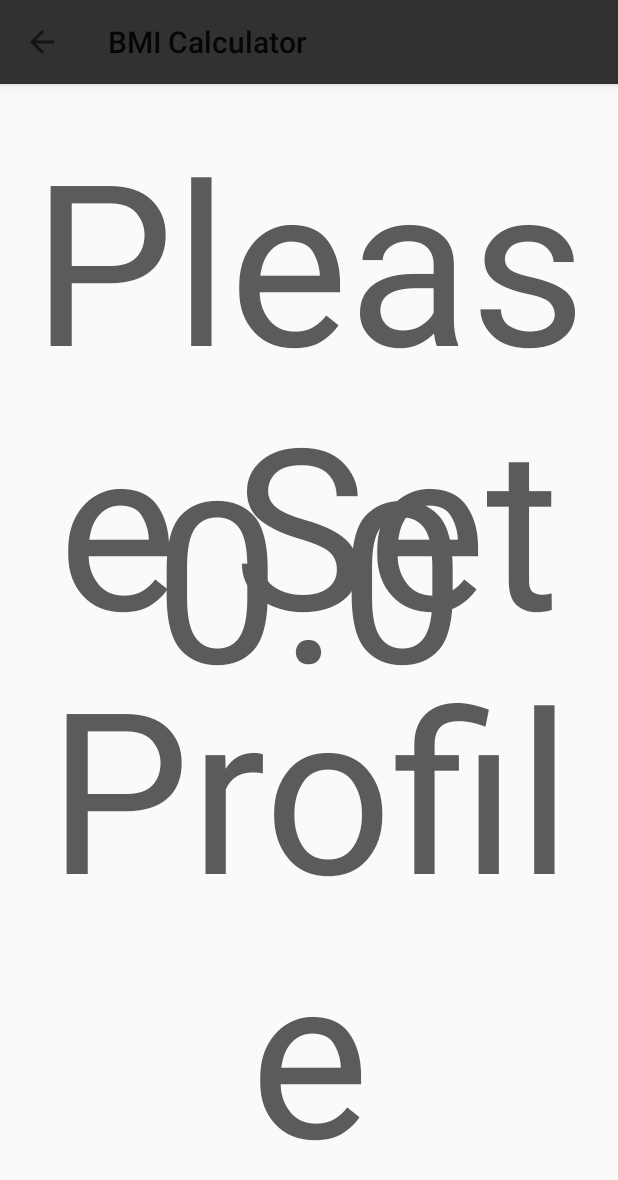
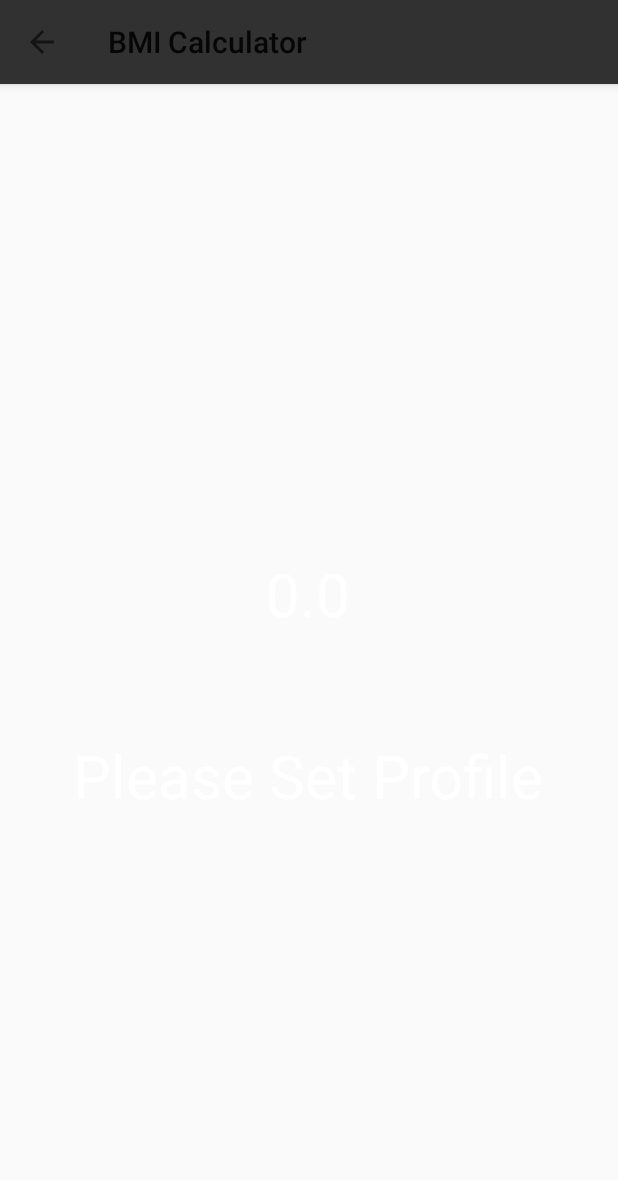
Before and after one commit to Zjjc123/Vitality, an Android app: the BMIActivity screen opened directly, with no data from a screen before it, on a phone screen of 412 x 824 dp. Shown: the top 1180 px of the screen. Run offline under Robolectric (Android 15) with nearby library versions, the phone set to English and light mode, and no system bars; our stand-ins replace navigation-ui.

Commit message:
BMI constraints added

```diff
--- a/app/src/main/res/layout/activity_bmi.xml
+++ b/app/src/main/res/layout/activity_bmi.xml
@@ -21,14 +21,14 @@
         android:layout_height="wrap_content"
         android:gravity="center"
         android:textAppearance="@style/TextAppearance.AppCompat"
-        android:textColor="#5b5b5b"
-        android:textSize="150sp"
+        android:textColor="#FFFFFF"
+        android:textSize="40sp"
         app:layout_constraintBottom_toBottomOf="parent"
         app:layout_constraintEnd_toEndOf="parent"
-        app:layout_constraintHorizontal_bias=".5"
+        app:layout_constraintHorizontal_bias="0.498"
         app:layout_constraintStart_toStartOf="parent"
         app:layout_constraintTop_toBottomOf="@+id/action_bar"
-        app:layout_constraintVertical_bias=".4" />
+        app:layout_constraintVertical_bias="0.438" />
 
     <TextView
         android:id="@+id/tv_health"
@@ -36,14 +36,13 @@
         android:layout_height="wrap_content"
         android:gravity="center"
         android:textAppearance="@style/TextAppearance.AppCompat"
-        android:textColor="#5b5b5b"
-        android:textSize="150sp"
+        android:textColor="#FFFFFF"
+        android:textSize="40sp"
         app:layout_constraintBottom_toBottomOf="parent"
         app:layout_constraintEnd_toEndOf="parent"
-        app:layout_constraintHorizontal_bias=".5"
+        app:layout_constraintHorizontal_bias="0.498"
         app:layout_constraintStart_toStartOf="parent"
-        app:layout_constraintTop_toBottomOf="@+id/action_bar"
-        app:layout_constraintVertical_bias=".4" />
-
+        app:layout_constraintTop_toBottomOf="@+id/tv_bmi"
+        app:layout_constraintVertical_bias="0.193" />
 
 </androidx.constraintlayout.widget.ConstraintLayout>
```
